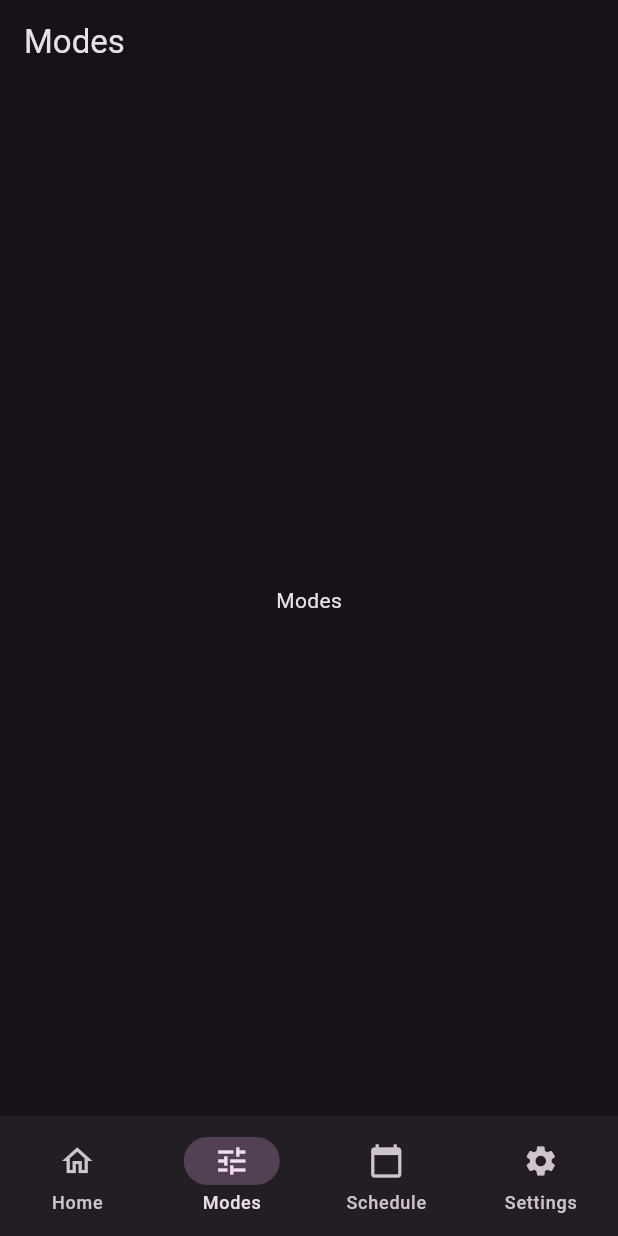
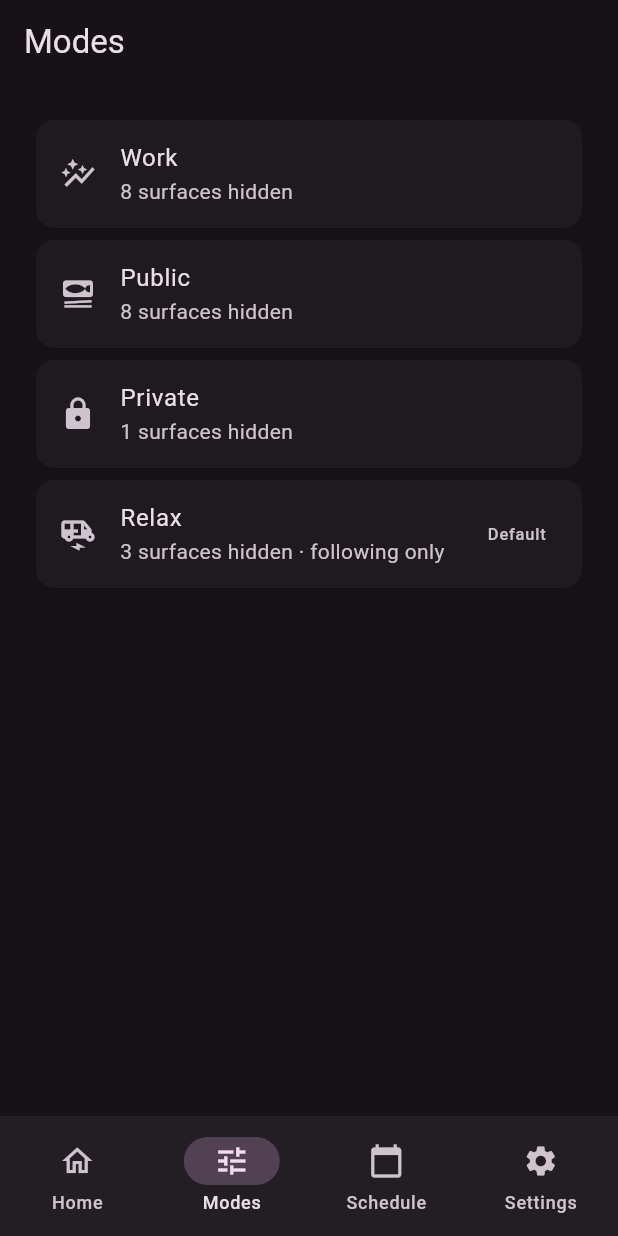
Before and after one commit to aruninf/moodfeed, a Flutter app: the screen it shows after launch, item 2 of the bottom bar chosen, on a phone screen of 412 x 824 dp. Run offline on Flutter 3.47's test engine with Material 3 defaults, Android fonts, the phone set to English and light mode, and no system bars; our stand-ins replace flutter_riverpod, shared_preferences.

Commit message:
feat: mode list and per-surface editor

```diff
--- a/lib/app.dart
+++ b/lib/app.dart
@@ -2,6 +2,7 @@ import 'package:flutter/material.dart';
 import 'package:flutter_riverpod/flutter_riverpod.dart';
 
 import 'ui/home_screen.dart';
+import 'ui/profiles_screen.dart';
 
 class MoodFeedApp extends ConsumerStatefulWidget {
   const MoodFeedApp({super.key});
@@ -33,6 +34,7 @@ class _MoodFeedAppState extends ConsumerState<MoodFeedApp> {
         appBar: AppBar(title: Text(_titles[_index])),
         body: switch (_index) {
           0 => const HomeScreen(),
+          1 => const ProfilesScreen(),
           _ => Center(child: Text(_titles[_index])),
         },
         bottomNavigationBar: NavigationBar(
--- /dev/null
+++ b/lib/ui/profiles_screen.dart
@@ -0,0 +1,44 @@
+import 'package:flutter/material.dart';
+import 'package:flutter_riverpod/flutter_riverpod.dart';
+
+import '../models.dart';
+import '../state/providers.dart';
+import 'profile_editor.dart';
+
+class ProfilesScreen extends ConsumerWidget {
+  const ProfilesScreen({super.key});
+
+  @override
+  Widget build(BuildContext context, WidgetRef ref) {
+    final profiles = ref.watch(dataProvider).profiles;
+
+    return ListView(
+      padding: const EdgeInsets.all(20),
+      children: [
+        for (final profile in profiles)
+          Card(
+            child: ListTile(
+              leading: Icon(IconData(profile.icon, fontFamily: 'MaterialIcons')),
+              title: Text(profile.name),
+              subtitle: Text(_summary(profile)),
+              trailing: profile.isDefault ? const Text('Default') : null,
+              onTap: () => Navigator.of(context).push(
+                MaterialPageRoute<void>(
+                  builder: (_) => ProfileEditor(profile: profile),
+                ),
+              ),
+            ),
+          ),
+      ],
+    );
+  }
+}
+
+String _summary(Profile profile) {
+  final hidden = profile.surfaces.values.where((l) => l == Level.hide).length;
+  final parts = <String>[
+    if (hidden > 0) '$hidden surfaces hidden',
+    if (profile.followingOnly) 'following only',
+  ];
+  return parts.isEmpty ? 'Everything on' : parts.join(' · ');
+}
```
Also changed, not shown: lib/models.dart (+18 -0 lines), lib/ui/profile_editor.dart (added, +143 -0 lines), 1 other file.
